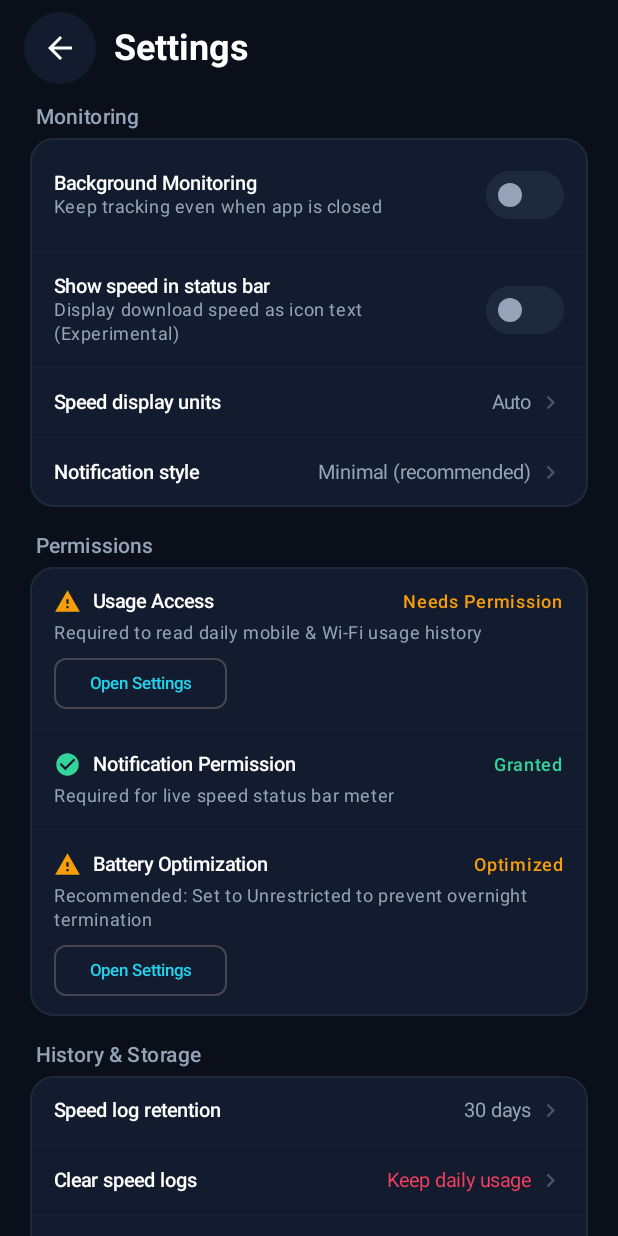
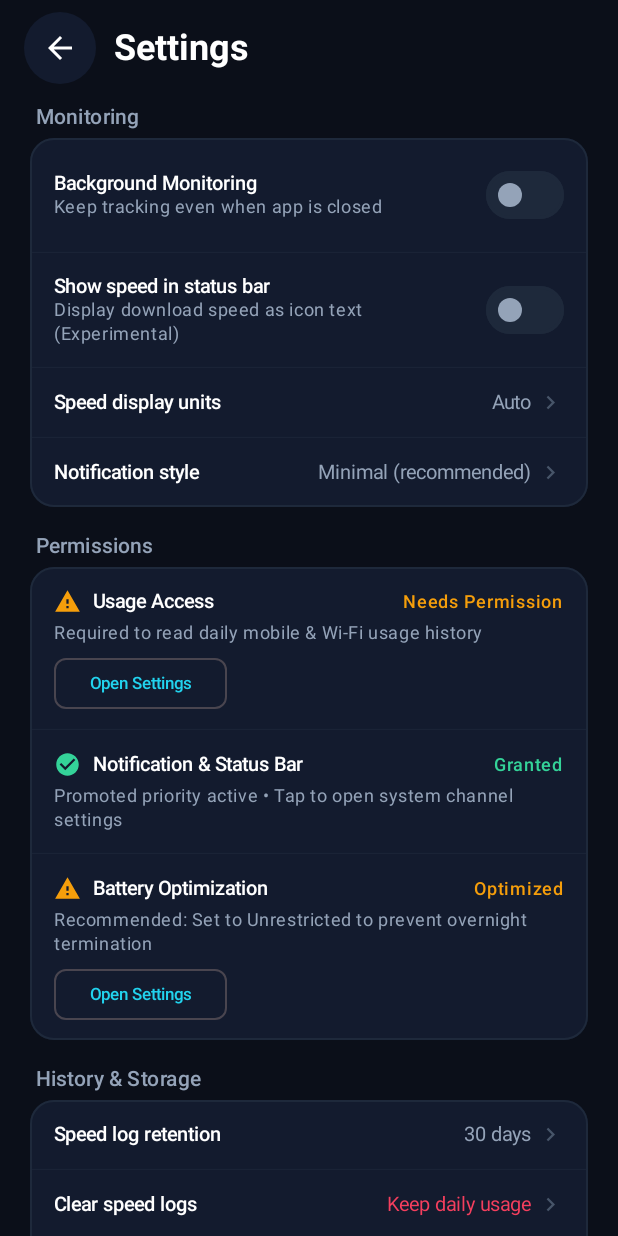
Before and after one commit to ayushgohil/Internet-Speed-Tracker-App, an Android app built with Jetpack Compose: the composable SettingsScreen shown on its own in the app's theme, on a phone screen of 412 x 824 dp. Run offline under Robolectric (Android 15) with nearby library versions, the phone set to English and light mode, and no system bars.

Commit message:
fix(notification): elevate status bar priority and migrate channel to IMPORTANCE_DEFAULT
- Migrate notification channel from IMPORTANCE_LOW to IMPORTANCE_DEFAULT to prevent OS relegation to overflow dot
- Set NotificationCompat.PRIORITY_MAX and CATEGORY_STATUS for ongoing status indicator prominence
- Delete legacy low-importance channel so existing installs receive promoted priority
- Add tap action on Settings Notification Permission item to directly open system channel settings

Co-authored-by: Ayush Gohil <ayush.gohil12@gmail.com>

```diff
--- a/app/src/main/java/com/ayush/netpulse/ui/settings/SettingsScreen.kt
+++ b/app/src/main/java/com/ayush/netpulse/ui/settings/SettingsScreen.kt
@@ -189,8 +189,12 @@ fun SettingsScreen(
                 HorizontalDivider(color = DarkCardBorder, thickness = 0.5.dp)
 
                 PermissionItem(
-                    name = "Notification Permission",
-                    description = "Required for live speed status bar meter",
+                    name = "Notification & Status Bar",
+                    description = if (uiState.hasNotificationPermission) {
+                        "Promoted priority active • Tap to open system channel settings"
+                    } else {
+                        "Required for live speed status bar meter"
+                    },
                     isGranted = uiState.hasNotificationPermission,
                     statusText = if (uiState.hasNotificationPermission) "Granted" else "Needs Permission",
                     onRequest = onRequestNotificationPermission
```
Also changed, not shown: app/src/main/java/com/ayush/netpulse/service/SpeedTrackerService.kt (+16 -6 lines), app/src/main/java/com/ayush/netpulse/ui/MainActivity.kt (+25 -1 lines).
